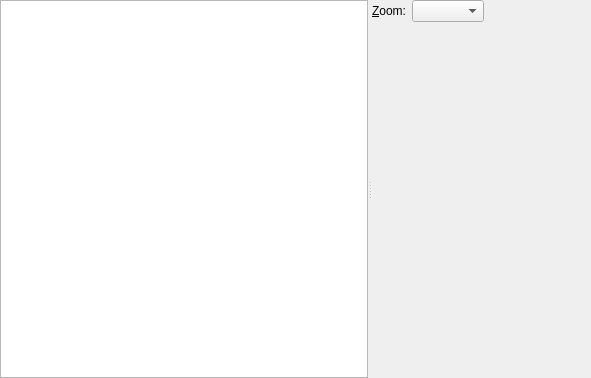
Before: the Qt Designer form ui/paintbufferviewer.ui in KDAB/GammaRay, drawn with Qt 5.
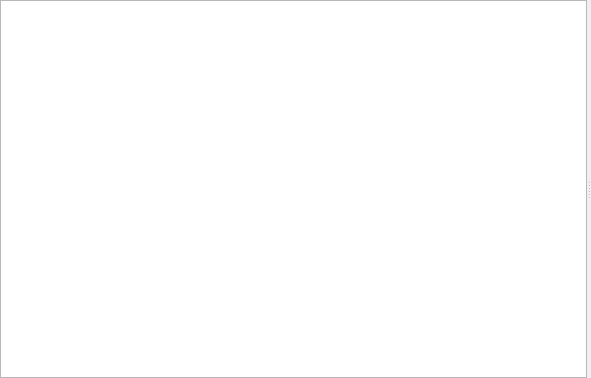
After: the same form once the commit is applied. Custom widgets are drawn as their Qt base class.

Commit message:
Also use a toolbar in the paint analyzer view.
Brings this in line with the QQ2 and widget view, so we can use the same
actions everywhere.

The edit to the form file:
```diff
--- a/ui/paintbufferviewer.ui
+++ b/ui/paintbufferviewer.ui
@@ -25,37 +25,7 @@
       </property>
      </widget>
      <widget class="QWidget" name="layoutWidget">
-      <layout class="QVBoxLayout" name="verticalLayout">
-       <item>
-        <layout class="QHBoxLayout" name="horizontalLayout">
-         <item>
-          <widget class="QLabel" name="label">
-           <property name="text">
-            <string>&amp;Zoom:</string>
-           </property>
-           <property name="buddy">
-            <cstring>zoom</cstring>
-           </property>
-          </widget>
-         </item>
-         <item>
-          <widget class="QComboBox" name="zoom"/>
-         </item>
-         <item>
-          <spacer name="horizontalSpacer">
-           <property name="orientation">
-            <enum>Qt::Horizontal</enum>
-           </property>
-           <property name="sizeHint" stdset="0">
-            <size>
-             <width>40</width>
-             <height>20</height>
-            </size>
-           </property>
-          </spacer>
-         </item>
-        </layout>
-       </item>
+      <layout class="QVBoxLayout" name="replayContainer">
        <item>
         <widget class="GammaRay::RemoteViewWidget" name="replayWidget" native="true"/>
        </item>
```
The commit also changes 1 other file.
